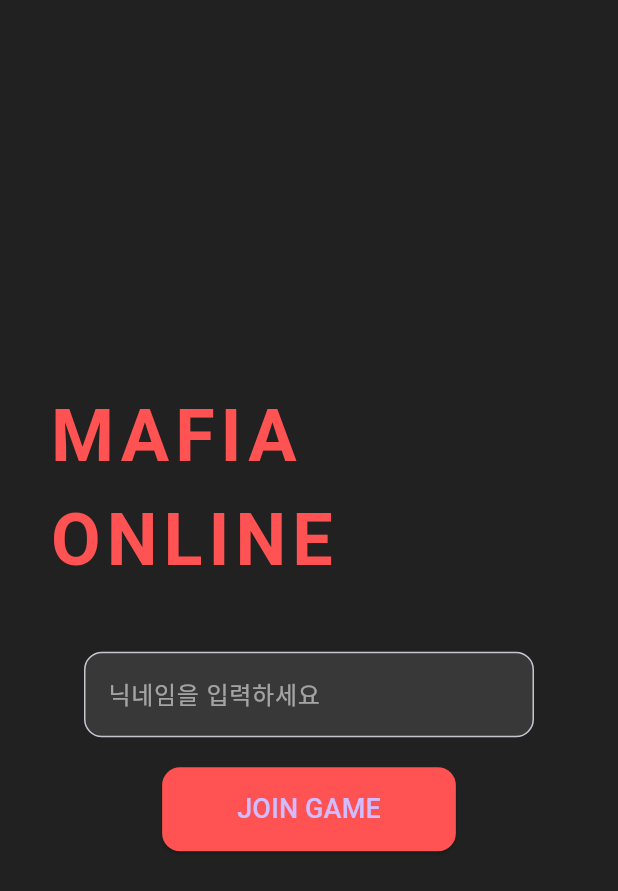
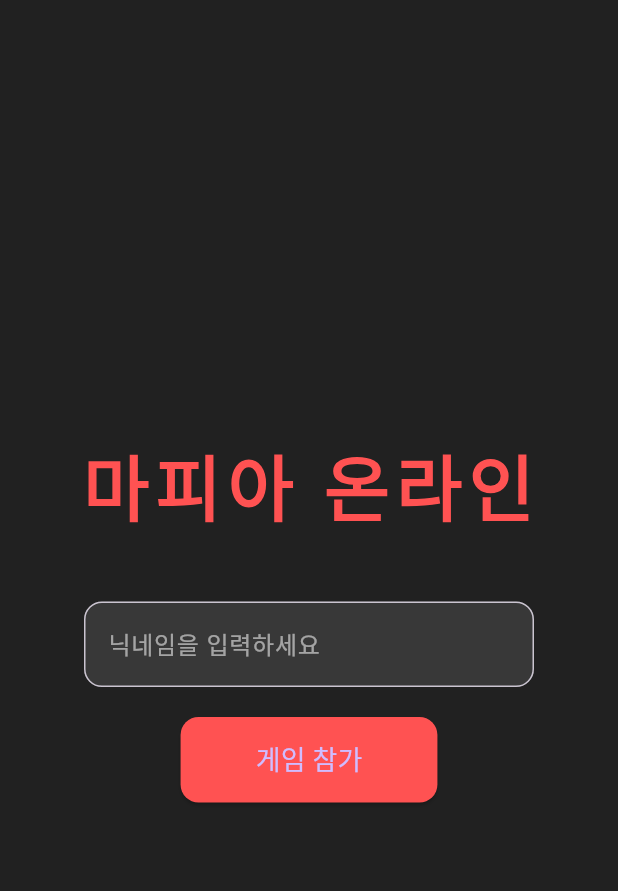
Before and after one commit to lakatos8786/mafia_client, a Flutter app: the LoginScreen screen opened directly, on a phone screen of 412 x 824 dp. Shown: the top 891 px of the screen. Run offline on Flutter 3.47's test engine with Material 3 defaults, Android fonts, the phone set to English and light mode, and no system bars; our stand-ins replace socket_io_client; network calls fail.

Commit message:
한글화추가

```diff
--- a/lib/screens/login_screen.dart
+++ b/lib/screens/login_screen.dart
@@ -21,7 +21,7 @@ class _LoginScreenState extends State<LoginScreen> {
             mainAxisSize: MainAxisSize.min,
             children: [
               Text(
-                'MAFIA ONLINE',
+                '마피아 온라인',
                 style: TextStyle(
                   fontSize: 48,
                   fontWeight: FontWeight.bold,
@@ -63,7 +63,7 @@ class _LoginScreenState extends State<LoginScreen> {
                     borderRadius: BorderRadius.circular(12),
                   ),
                 ),
-                child: Text('JOIN GAME', style: TextStyle(fontSize: 18)),
+                child: Text('게임 참가', style: TextStyle(fontSize: 18)),
               ),
             ],
           ),
```
